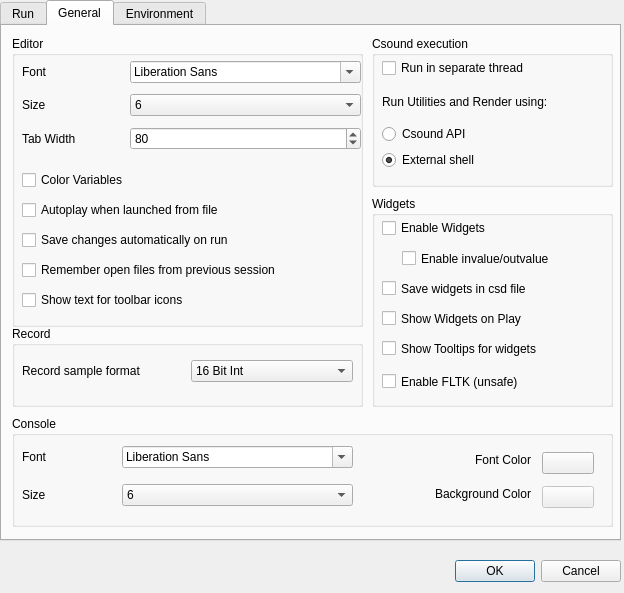
This is src/configdialog.ui in CsoundQt/CsoundQt as Qt 5 draws it before an edit. The edited form follows.
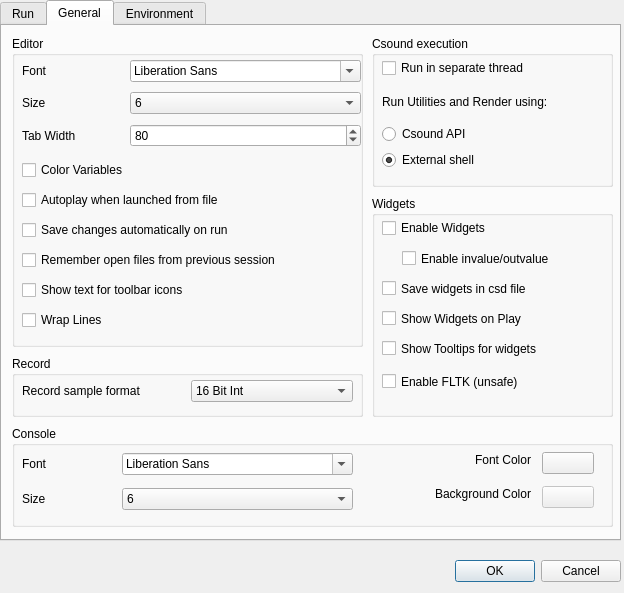
This is the edited form. The open tabs and pages were chosen to show the change.

Commit message: Added option to enable/disable line wrap Added clear option to console context menus

```diff
--- a/src/configdialog.ui
+++ b/src/configdialog.ui
@@ -488,7 +488,7 @@
        <x>10</x>
        <y>10</y>
        <width>351</width>
-       <height>291</height>
+       <height>311</height>
       </rect>
      </property>
      <property name="title" >
@@ -500,7 +500,7 @@
         <x>10</x>
         <y>20</y>
         <width>339</width>
-        <height>99</height>
+        <height>97</height>
        </rect>
       </property>
       <layout class="QGridLayout" >
@@ -622,9 +622,9 @@
       <property name="geometry" >
        <rect>
         <x>10</x>
-        <y>130</y>
+        <y>120</y>
         <width>341</width>
-        <height>151</height>
+        <height>182</height>
        </rect>
       </property>
       <layout class="QVBoxLayout" >
@@ -672,6 +672,13 @@
          </property>
         </widget>
        </item>
+       <item>
+        <widget class="QCheckBox" name="wrapLinesCheckBox" >
+         <property name="text" >
+          <string>Wrap Lines</string>
+         </property>
+        </widget>
+       </item>
       </layout>
      </widget>
     </widget>
@@ -681,7 +688,7 @@
        <x>370</x>
        <y>170</y>
        <width>241</width>
-       <height>211</height>
+       <height>221</height>
       </rect>
      </property>
      <property name="title" >
@@ -835,9 +842,9 @@
      <property name="geometry" >
       <rect>
        <x>10</x>
-       <y>390</y>
+       <y>400</y>
        <width>601</width>
-       <height>111</height>
+       <height>101</height>
       </rect>
      </property>
      <property name="title" >
@@ -849,7 +856,7 @@
         <x>10</x>
         <y>20</y>
         <width>331</width>
-        <height>81</height>
+        <height>71</height>
        </rect>
       </property>
       <layout class="QGridLayout" >
@@ -948,12 +955,12 @@
       <property name="geometry" >
        <rect>
         <x>358</x>
-        <y>30</y>
+        <y>20</y>
         <width>161</width>
         <height>61</height>
        </rect>
       </property>
-      <layout class="QVBoxLayout" name="verticalLayout" >
+      <layout class="QVBoxLayout" >
        <item>
         <widget class="QLabel" name="label_23" >
          <property name="text" >
@@ -980,12 +987,12 @@
       <property name="geometry" >
        <rect>
         <x>530</x>
-        <y>30</y>
+        <y>20</y>
         <width>52</width>
         <height>69</height>
        </rect>
       </property>
-      <layout class="QVBoxLayout" name="verticalLayout_2" >
+      <layout class="QVBoxLayout" >
        <item>
         <widget class="QPushButton" name="consoleFontColorPushButton" >
          <property name="enabled" >
@@ -1013,9 +1020,9 @@
      <property name="geometry" >
       <rect>
        <x>10</x>
-       <y>300</y>
+       <y>330</y>
        <width>351</width>
-       <height>81</height>
+       <height>61</height>
       </rect>
      </property>
      <property name="title" >
@@ -1025,7 +1032,7 @@
       <property name="geometry" >
        <rect>
         <x>10</x>
-        <y>30</y>
+        <y>20</y>
         <width>331</width>
         <height>30</height>
        </rect>
```
Left out of the diff: 2 changed lines with no effect on the pictures. The commit also changes 6 other files.
